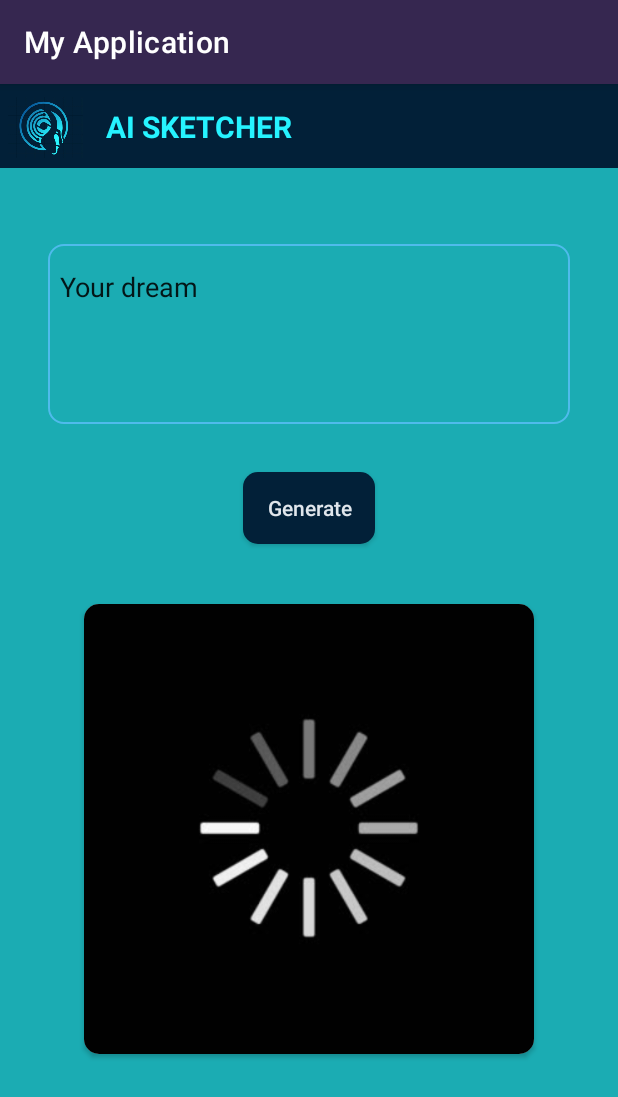
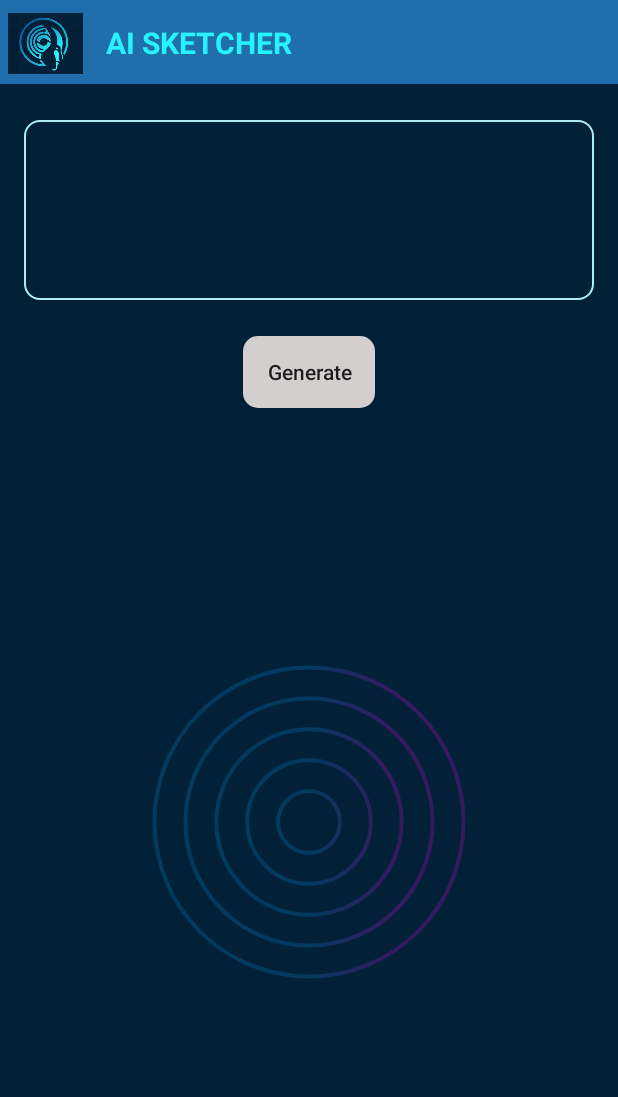
Before and after one commit to UmerTayyeb/Text_To_Image, an Android app: the screen it shows after launch (MainActivity), on a phone screen of 412 x 824 dp. Shown: the top 1097 px of the screen. Run offline under Robolectric (Android 15) with nearby library versions, the phone set to English and light mode, and no system bars.

Commit message:
front end complete

```diff
--- a/app/build.gradle
+++ b/app/build.gradle
@@ -36,5 +36,5 @@ dependencies {
     testImplementation 'junit:junit:4.13.2'
     androidTestImplementation 'androidx.test.ext:junit:1.1.5'
     androidTestImplementation 'androidx.test.espresso:espresso-core:3.5.1'
-    implementation 'com.airbnb.android:lottie:6.0.0'
+    implementation 'com.airbnb.android:lottie:6.1.0'
 }
--- a/app/src/main/java/com/firstapp/myapplication/MainActivity.java
+++ b/app/src/main/java/com/firstapp/myapplication/MainActivity.java
@@ -11,6 +11,6 @@ public class MainActivity extends AppCompatActivity {
         super.onCreate(savedInstanceState);
         setContentView(R.layout.activity_main);
 
-
+        getSupportActionBar().hide();
     }
 }
--- a/app/src/main/res/drawable/btn_style.xml
+++ b/app/src/main/res/drawable/btn_style.xml
@@ -2,7 +2,7 @@
 <shape xmlns:android="http://schemas.android.com/apk/res/android">
 
     <solid
-        android:color="#022038"/>
+        android:color="#EDF1F1"/>
 
     <corners
         android:radius="10dp"/>
--- a/app/src/main/res/drawable/view_back.xml
+++ b/app/src/main/res/drawable/view_back.xml
@@ -2,7 +2,7 @@
 <shape xmlns:android="http://schemas.android.com/apk/res/android">
 
     <stroke
-        android:color="#4FBBEC"
+        android:color="#aaf0f2"
         android:width="1dp"/>
     <corners
         android:radius="10dp"/>
--- a/app/src/main/res/layout/activity_main.xml
+++ b/app/src/main/res/layout/activity_main.xml
@@ -11,11 +11,12 @@
         android:id="@+id/toolbar"
         android:layout_width="match_parent"
         android:layout_height="wrap_content"
-        android:background="#022038"
+        android:background="#216EAC"
         android:minHeight="?attr/actionBarSize"
         android:theme="?attr/actionBarTheme"
-        tools:layout_editor_absoluteX="96dp"
-        tools:layout_editor_absoluteY="0dp" />
+        app:layout_constraintEnd_toEndOf="parent"
+        app:layout_constraintStart_toStartOf="parent"
+        app:layout_constraintTop_toTopOf="parent" />
 
     <ImageView
         android:id="@+id/imageView3"
@@ -28,7 +29,7 @@
         app:layout_constraintHorizontal_bias="0.0"
         app:layout_constraintStart_toStartOf="parent"
         app:layout_constraintTop_toTopOf="parent"
-        app:srcCompat="@drawable/logoCrop" />
+        app:srcCompat="@drawable/logocrop" />
 
     <TextView
         android:id="@+id/textView3"
@@ -52,27 +53,26 @@
         android:orientation="vertical"
         app:layout_constraintBottom_toBottomOf="parent"
         app:layout_constraintEnd_toEndOf="parent"
+        app:layout_constraintHorizontal_bias="1.0"
         app:layout_constraintStart_toStartOf="parent"
         app:layout_constraintTop_toBottomOf="@+id/toolbar">
 
         <androidx.constraintlayout.widget.ConstraintLayout
             android:layout_width="match_parent"
-            android:layout_height="match_parent"
-            android:background="#1bacb3">
+            android:layout_height="wrap_content">
 
             <EditText
-                android:id="@+id/editTextTextPersonName"
+                android:id="@+id/inputText"
                 android:layout_width="0dp"
                 android:layout_height="wrap_content"
                 android:layout_marginStart="8dp"
                 android:layout_marginLeft="8dp"
-                android:layout_marginTop="16dp"
+                android:layout_marginTop="8dp"
                 android:layout_marginEnd="8dp"
                 android:layout_marginRight="8dp"
                 android:background="@android:color/transparent"
                 android:ems="10"
                 android:inputType="textPersonName"
-                android:text="Your dream"
                 app:layout_constraintEnd_toEndOf="@+id/view"
                 app:layout_constraintStart_toStartOf="@+id/view"
                 app:layout_constraintTop_toTopOf="@+id/view" />
@@ -81,51 +81,83 @@
                 android:id="@+id/view"
                 android:layout_width="0dp"
                 android:layout_height="120dp"
-                android:layout_marginStart="32dp"
-                android:layout_marginLeft="32dp"
-                android:layout_marginTop="64dp"
-                android:layout_marginEnd="32dp"
-                android:layout_marginRight="32dp"
-                android:layout_marginBottom="555dp"
+                android:layout_marginStart="16dp"
+                android:layout_marginLeft="16dp"
+                android:layout_marginTop="24dp"
+                android:layout_marginEnd="16dp"
+                android:layout_marginRight="16dp"
                 android:background="@drawable/view_back"
-                app:layout_constraintBottom_toBottomOf="parent"
                 app:layout_constraintEnd_toEndOf="parent"
                 app:layout_constraintStart_toStartOf="parent"
                 app:layout_constraintTop_toTopOf="parent" />
 
             <androidx.appcompat.widget.AppCompatButton
-                android:id="@+id/button"
+                android:id="@+id/btnGenerate"
                 android:layout_width="wrap_content"
                 android:layout_height="wrap_content"
-                android:layout_marginTop="32dp"
+                android:layout_marginTop="24dp"
                 android:background="@drawable/btn_style"
+                android:paddingLeft="10dp"
+                android:paddingRight="10dp"
                 android:text="Generate"
                 android:textAllCaps="false"
-                android:textColor="#E0E6EC"
+                app:backgroundTint="#D5CECE"
                 app:layout_constraintEnd_toEndOf="parent"
                 app:layout_constraintStart_toStartOf="parent"
                 app:layout_constraintTop_toBottomOf="@+id/view" />
+        </androidx.constraintlayout.widget.ConstraintLayout>
 
         <androidx.cardview.widget.CardView
-                android:layout_width="300dp"
+            android:id="@+id/cardView"
+            android:layout_width="match_parent"
             android:layout_height="300dp"
             android:layout_gravity="center"
+            android:layout_marginStart="15dp"
+            android:layout_marginLeft="15dp"
             android:layout_marginTop="40dp"
-                android:layout_marginEnd="56dp"
-                android:layout_marginRight="56dp"
-                app:cardCornerRadius="10dp"
-                app:layout_constraintEnd_toEndOf="parent"
-                app:layout_constraintTop_toBottomOf="@+id/button" >
+            android:layout_marginEnd="15dp"
+            android:layout_marginRight="15dp"
+            android:visibility="gone"
+            app:cardCornerRadius="10dp">
 
             <ImageView
-                    android:id="@+id/imageView11"
+                android:id="@+id/generatedImg"
                 android:layout_width="wrap_content"
                 android:layout_height="wrap_content"
                 android:scaleType="centerCrop"
                 app:srcCompat="@drawable/loading" />
         </androidx.cardview.widget.CardView>
 
-        </androidx.constraintlayout.widget.ConstraintLayout>
+        <com.airbnb.lottie.LottieAnimationView
+            android:id="@+id/animation_view"
+            android:layout_width="wrap_content"
+            android:layout_height="wrap_content"
+            android:visibility="visible"
+            app:lottie_autoPlay="true"
+            app:lottie_loop="true"
+            app:lottie_rawRes="@raw/animation">
+
+        </com.airbnb.lottie.LottieAnimationView>
+
+        <androidx.appcompat.widget.AppCompatButton
+            android:id="@+id/btnDownload"
+            android:layout_width="wrap_content"
+            android:layout_height="wrap_content"
+            android:layout_gravity="end"
+            android:layout_marginTop="24dp"
+            android:layout_marginEnd="10dp"
+            android:layout_marginRight="10dp"
+            android:background="@drawable/btn_style"
+            android:paddingLeft="10dp"
+            android:paddingRight="10dp"
+            android:text="  Download  "
+            android:textAllCaps="false"
+            android:visibility="gone"
+            app:backgroundTint="#D5CECE"
+            app:layout_constraintEnd_toEndOf="parent"
+            app:layout_constraintStart_toStartOf="parent"
+            app:layout_constraintTop_toBottomOf="@+id/view" />
+
 
     </LinearLayout>
 
--- a/app/src/main/res/layout/activity_splash_screen.xml
+++ b/app/src/main/res/layout/activity_splash_screen.xml
@@ -16,7 +16,7 @@
         app:layout_constraintEnd_toEndOf="parent"
         app:layout_constraintStart_toStartOf="parent"
         app:layout_constraintTop_toTopOf="parent"
-        app:srcCompat="@drawable/Logo" />
+        app:srcCompat="@drawable/logo" />
 
     <TextView
         android:id="@+id/textView2"
```
Also changed, not shown: app/src/main/res/raw/animation.json (added, +1 -0 lines), app/src/main/res/raw/loading.json (added, +1 -0 lines), app/src/main/res/drawable/logo.jpg (renamed from app/src/main/res/drawable/Logo.jpg), app/src/main/res/drawable/logocrop.jpg (renamed from app/src/main/res/drawable/logoCrop.jpg). Lines whose indentation alone changed are shown as unchanged.
